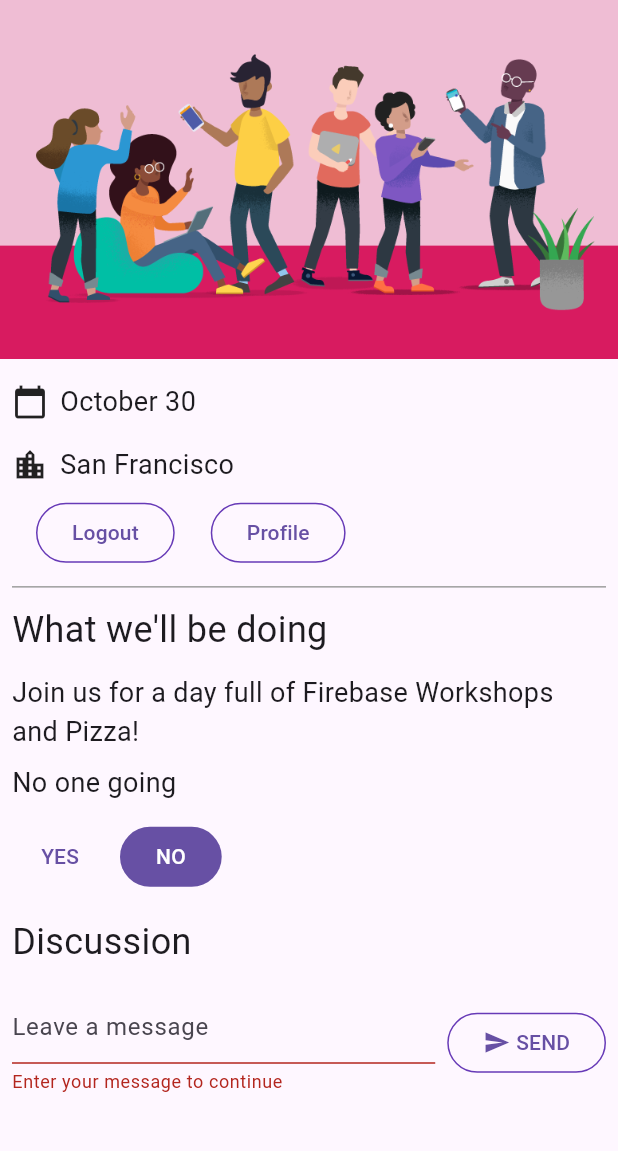
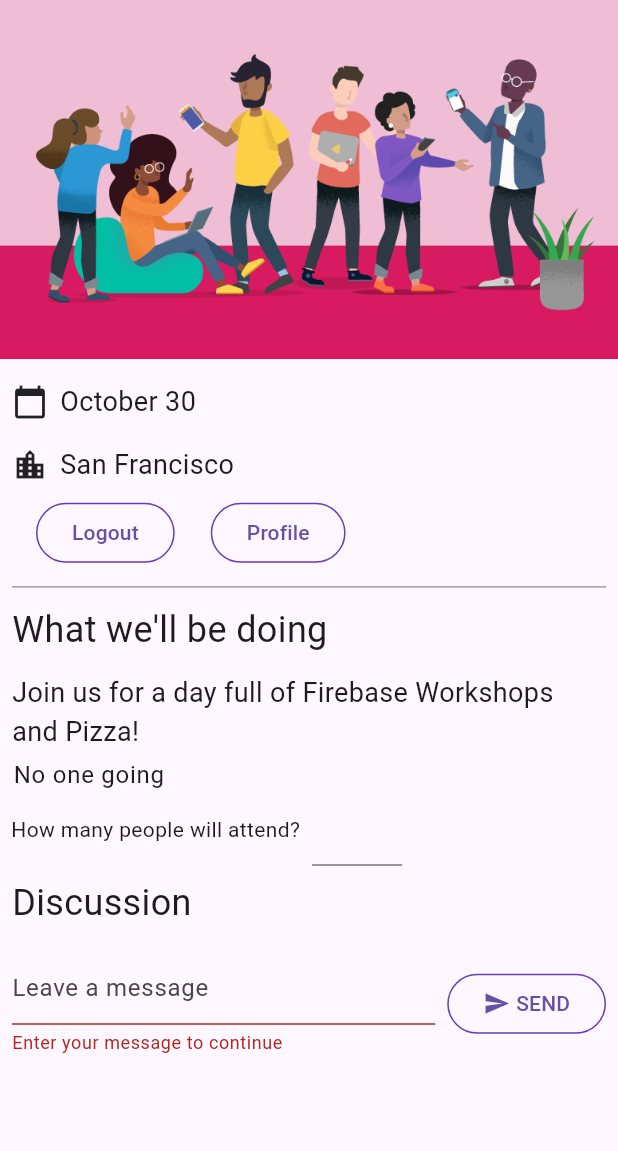
Before and after one commit to SadieLewis/firebase_demo1, a Flutter app: the screen it shows once a user with an empty profile is signed in, after a tap on "SEND", on a phone screen of 412 x 824 dp, the part 84-1235 px from its top. Run offline on Flutter 3.47's test engine with Material 3 defaults, Android fonts, the phone set to English and light mode, and no system bars; our stand-ins replace cloud_firestore, firebase_auth, firebase_core, go_router, google_fonts; missing offline and left inert: firebase_ui_auth; accounts and stored records are empty.

Commit message:
Replaced yes/no selection with textbox for people attending
I also updated the home page and the app state to reflect and keep the new number value taken in by people_attending.

```diff
--- a/lib/app_state.dart
+++ b/lib/app_state.dart
@@ -34,10 +34,11 @@ class ApplicationState extends ChangeNotifier {
 
     FirebaseFirestore.instance
         .collection('attendees')
-        .where('attending', isEqualTo: true)
         .snapshots()
         .listen((snapshot) {
-      _attendees = snapshot.docs.length;
+      _attendees = snapshot.docs.fold(0, (total, doc) {
+        return total + (doc.data()['count'] as int? ?? 0);
+      });
       notifyListeners();
     });
 
@@ -65,15 +66,15 @@ class ApplicationState extends ChangeNotifier {
             .doc(user.uid)
             .snapshots()
             .listen((snapshot) {
-          if (snapshot.data() != null) {
-            if (snapshot.data()!['attending'] as bool) {
-              _attending = Attending.yes;
-            } else {
-              _attending = Attending.no;
-            }
+          if (snapshot.exists) {
+            _userAttendees = snapshot.data()!['count'] as int? ?? 0;
+            _attending = snapshot.data()!['attending'] as bool
+                ? Attending.yes
+                : Attending.no;
           } else {
-            _attending = Attending.unknown;
+            _userAttendees = 0;
           }
+          notifyListeners();
           notifyListeners();
         });
       } else {
@@ -104,9 +105,23 @@ class ApplicationState extends ChangeNotifier {
   int _attendees = 0;
   int get attendees => _attendees;
 
+  int _userAttendees = 0;
+  int get userAttendees => _userAttendees;
+
+  set userAttendees(int count) {
+    final userDoc = FirebaseFirestore.instance
+        .collection('attendees')
+        .doc(FirebaseAuth.instance.currentUser!.uid);
+    userDoc.set(<String, dynamic>{
+      'count': count,
+      'attending': count > 0,
+    });
+  }
+
   Attending _attending = Attending.unknown;
   StreamSubscription<DocumentSnapshot>? _attendingSubscription;
   Attending get attending => _attending;
+
   set attending(Attending attending) {
     final userDoc = FirebaseFirestore.instance
         .collection('attendees')
--- a/lib/home_page.dart
+++ b/lib/home_page.dart
@@ -8,7 +8,7 @@ import 'package:firebase_auth/firebase_auth.dart' //new
         PhoneAuthProvider;
 import 'package:flutter/material.dart';
 import 'package:gtk_flutter/guest_book.dart';
-import 'package:gtk_flutter/yes_no_selection.dart';
+import 'package:gtk_flutter/people_attending.dart';
 import 'package:provider/provider.dart';
 
 import 'app_state.dart';
@@ -55,15 +55,18 @@ class HomePage extends StatelessWidget {
             builder: (context, appState, _) => Column(
               crossAxisAlignment: CrossAxisAlignment.start,
               children: [
-                switch (appState.attendees) {
-                  1 => const Paragraph('1 person going'),
-                  >= 2 => Paragraph('${appState.attendees} people going'),
-                  _ => const Paragraph('No one going'),
-                },
+                Text(
+                  appState.attendees == 0
+                      ? '  No one going'
+                      : (appState.attendees == 1
+                          ? ' 1 person going'
+                          : '  ${appState.attendees} people going'),
+                  style: Theme.of(context).textTheme.bodyLarge,
+                ),
                 if (appState.loggedIn) ...[
-                  YesNoSelection(
-                    state: appState.attending,
-                    onSelection: (attending) => appState.attending = attending,
+                  PeopleAttending(
+                    attendees: appState.userAttendees,
+                    onAttendeeChange: (count) => appState.userAttendees = count,
                   ),
                   const Header('Discussion'),
                   GuestBook(
--- /dev/null
+++ b/lib/people_attending.dart
@@ -0,0 +1,44 @@
+import 'package:flutter/material.dart';
+
+class PeopleAttending extends StatefulWidget {
+  final int attendees;
+  final Function(int) onAttendeeChange;
+
+  const PeopleAttending({
+    Key? key,
+    required this.attendees,
+    required this.onAttendeeChange,
+  }) : super(key: key);
+
+  @override
+  _PeopleAttendingState createState() => _PeopleAttendingState();
+}
+
+class _PeopleAttendingState extends State<PeopleAttending> {
+  final TextEditingController _controller = TextEditingController();
+
+  @override
+  Widget build(BuildContext context) {
+    return Row(
+      children: [
+        const Text("  How many people will attend?"),
+        const SizedBox(width: 8),
+        SizedBox(
+          width: 60,
+          child: TextField(
+            controller: _controller,
+            decoration: const InputDecoration(
+              hintText: ' ',
+            ),
+            keyboardType: TextInputType.number,
+            onSubmitted: (value) {
+              int attendees = int.tryParse(value) ?? 0;
+              widget.onAttendeeChange(attendees);
+              _controller.clear();
+            },
+          ),
+        ),
+      ],
+    );
+  }
+}
```
